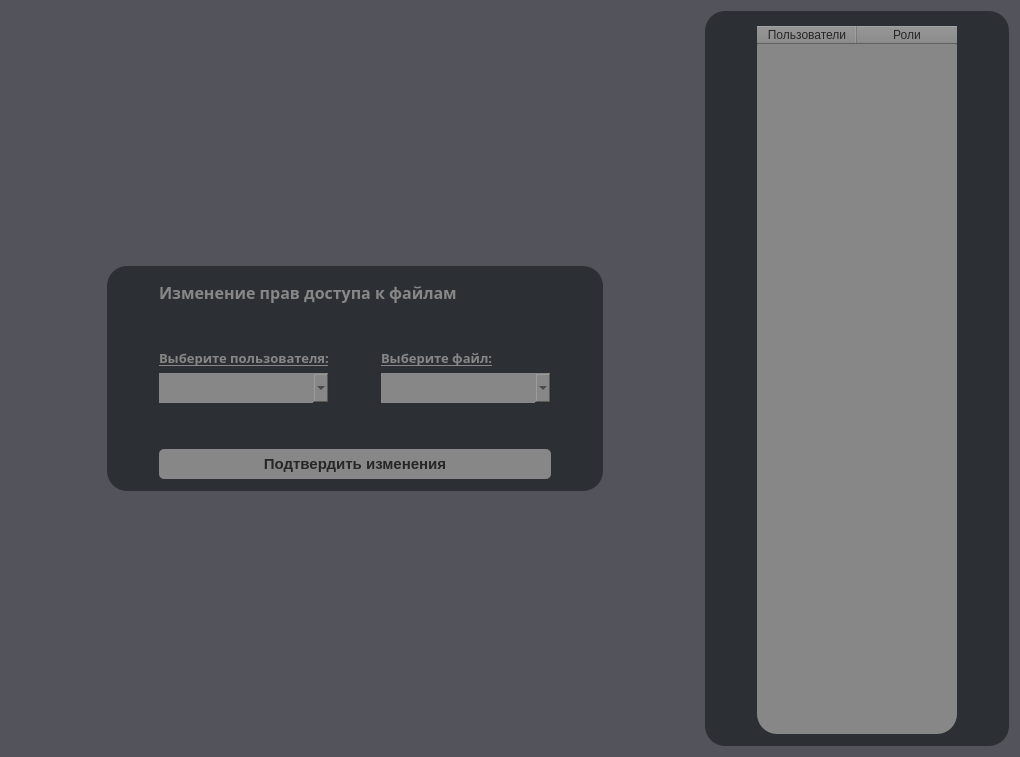
Above: moderpanel.ui from Proto999/authgui before the change. Below: the same form after it.
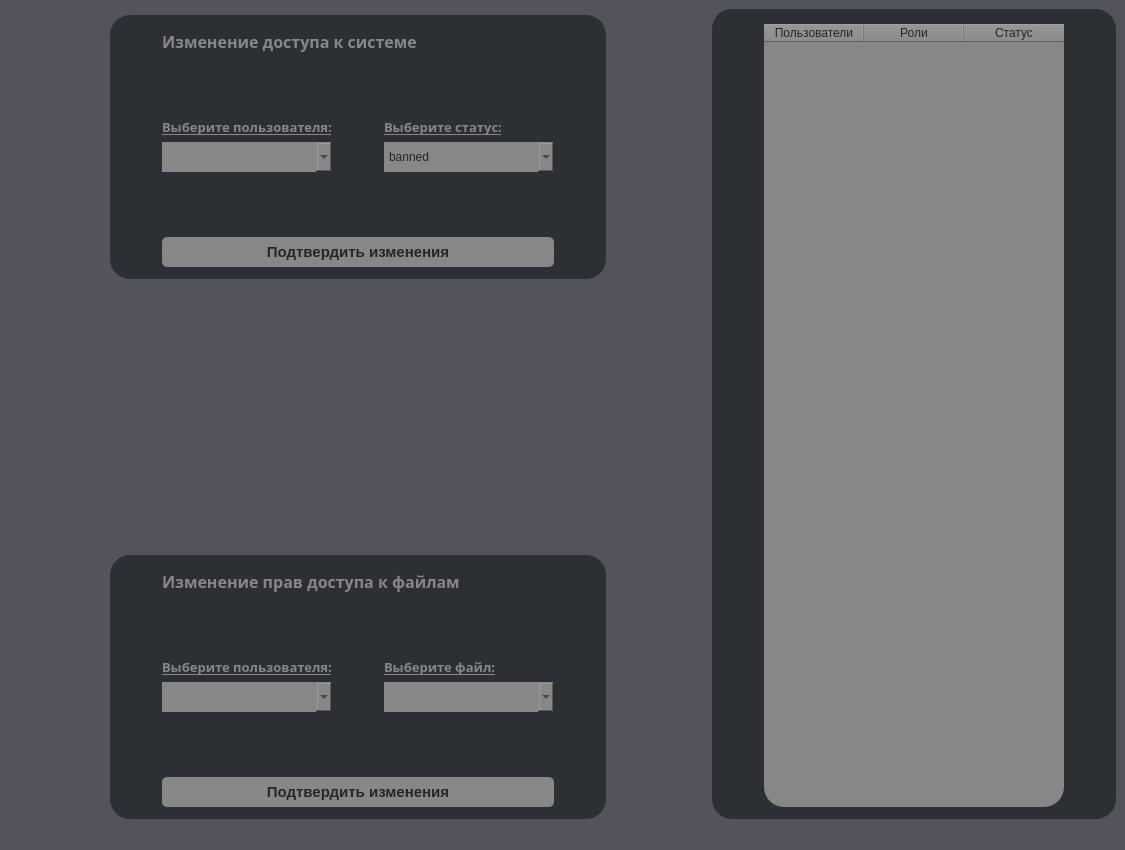
That is the form after the change.

Diff of the .ui file:
```diff
--- a/moderpanel.ui
+++ b/moderpanel.ui
@@ -1,367 +1,570 @@
 <?xml version="1.0" encoding="UTF-8"?>
 <ui version="4.0">
- <class>ModeratorPanelWidget</class>
- <widget class="QWidget" name="ModeratorPanelWidget">
+ <class>adminpanel1</class>
+ <widget class="QMainWindow" name="adminpanel1">
   <property name="geometry">
    <rect>
     <x>0</x>
     <y>0</y>
-    <width>1020</width>
-    <height>757</height>
+    <width>1125</width>
+    <height>850</height>
    </rect>
   </property>
-  <property name="minimumSize">
-   <size>
-    <width>0</width>
-    <height>700</height>
-   </size>
-  </property>
   <property name="windowTitle">
    <string>Панель модератора</string>
   </property>
   <property name="styleSheet">
    <string notr="true">background-color: rgb(83, 83, 92);</string>
   </property>
-  <layout class="QGridLayout" name="gridLayout">
-   <item row="0" column="1">
-    <spacer name="verticalSpacer_2">
-     <property name="orientation">
-      <enum>Qt::Vertical</enum>
-     </property>
-     <property name="sizeHint" stdset="0">
-      <size>
-       <width>20</width>
-       <height>40</height>
-      </size>
-     </property>
-    </spacer>
-   </item>
-   <item row="1" column="0">
-    <spacer name="horizontalSpacer_2">
-     <property name="orientation">
-      <enum>Qt::Horizontal</enum>
-     </property>
-     <property name="sizeHint" stdset="0">
-      <size>
-       <width>40</width>
-       <height>20</height>
-      </size>
-     </property>
-    </spacer>
-   </item>
-   <item row="0" column="3" rowspan="3">
-    <widget class="QGroupBox" name="groupBox">
-     <property name="minimumSize">
-      <size>
-       <width>260</width>
-       <height>300</height>
-      </size>
-     </property>
-     <property name="styleSheet">
-      <string notr="true">background-color: rgb(44, 47, 51);
+  <widget class="QWidget" name="centralwidget">
+   <layout class="QGridLayout" name="gridLayout_4">
+    <item row="1" column="1">
+     <widget class="QGroupBox" name="groupBox_3">
+      <property name="minimumSize">
+       <size>
+        <width>380</width>
+        <height>150</height>
+       </size>
+      </property>
+      <property name="styleSheet">
+       <string notr="true">background-color: rgb(44, 47, 51);
 color: rgb(255, 255, 255);
 border-radius: 20px;</string>
-     </property>
-     <property name="title">
-      <string/>
-     </property>
-     <layout class="QHBoxLayout" name="horizontalLayout">
-      <item>
-       <spacer name="horizontalSpacer_3">
-        <property name="orientation">
-         <enum>Qt::Horizontal</enum>
-        </property>
-        <property name="sizeHint" stdset="0">
-         <size>
-          <width>40</width>
-          <height>20</height>
-         </size>
-        </property>
-       </spacer>
-      </item>
-      <item>
-       <widget class="QTableWidget" name="tableWidget">
-        <property name="minimumSize">
-         <size>
-          <width>200</width>
-          <height>280</height>
-         </size>
-        </property>
-        <property name="maximumSize">
-         <size>
-          <width>200</width>
-          <height>16777215</height>
-         </size>
-        </property>
-        <property name="styleSheet">
-         <string notr="true">background-color: rgb(135, 135, 135);
-color: rgb(38, 38, 38);</string>
-        </property>
-        <column>
+      </property>
+      <property name="title">
+       <string/>
+      </property>
+      <layout class="QGridLayout" name="gridLayout_2">
+       <item row="2" column="1">
+        <widget class="QLabel" name="label_4">
+         <property name="font">
+          <font>
+           <family>gg sans</family>
+           <pointsize>10</pointsize>
+           <bold>true</bold>
+           <underline>true</underline>
+          </font>
+         </property>
+         <property name="styleSheet">
+          <string notr="true">background-color: rgb(44, 47, 51);
+color: rgb(135, 135, 135);
+border-radius: 5px;</string>
+         </property>
          <property name="text">
-          <string>Пользователи</string>
+          <string>Выберите пользователя:</string>
          </property>
-        </column>
-        <column>
+        </widget>
+       </item>
+       <item row="2" column="3">
+        <widget class="QLabel" name="label_6">
+         <property name="font">
+          <font>
+           <family>gg sans</family>
+           <pointsize>10</pointsize>
+           <bold>true</bold>
+           <underline>true</underline>
+          </font>
+         </property>
+         <property name="styleSheet">
+          <string notr="true">background-color: rgb(44, 47, 51);
+color: rgb(135, 135, 135);
+border-radius: 5px;</string>
+         </property>
          <property name="text">
-          <string>Роли</string>
+          <string>Выберите статус:</string>
          </property>
-        </column>
-       </widget>
-      </item>
-      <item>
-       <spacer name="horizontalSpacer_4">
-        <property name="orientation">
-         <enum>Qt::Horizontal</enum>
-        </property>
-        <property name="sizeHint" stdset="0">
-         <size>
-          <width>40</width>
-          <height>20</height>
-         </size>
-        </property>
-       </spacer>
-      </item>
-     </layout>
-    </widget>
-   </item>
-   <item row="2" column="1">
-    <spacer name="verticalSpacer">
-     <property name="orientation">
-      <enum>Qt::Vertical</enum>
-     </property>
-     <property name="sizeHint" stdset="0">
-      <size>
-       <width>20</width>
-       <height>40</height>
-      </size>
-     </property>
-    </spacer>
-   </item>
-   <item row="1" column="1">
-    <widget class="QGroupBox" name="groupBox_3">
-     <property name="minimumSize">
-      <size>
-       <width>380</width>
-       <height>150</height>
-      </size>
-     </property>
-     <property name="maximumSize">
-      <size>
-       <width>543</width>
-       <height>225</height>
-      </size>
-     </property>
-     <property name="styleSheet">
-      <string notr="true">background-color: rgb(44, 47, 51);
-color: rgb(255, 255, 255);
-border-radius: 20px;</string>
-     </property>
-     <property name="title">
-      <string/>
-     </property>
-     <layout class="QGridLayout" name="gridLayout_2">
-      <item row="3" column="2">
-       <spacer name="horizontalSpacer_15">
-        <property name="orientation">
-         <enum>Qt::Horizontal</enum>
-        </property>
-        <property name="sizeHint" stdset="0">
-         <size>
-          <width>40</width>
-          <height>20</height>
-         </size>
-        </property>
-       </spacer>
-      </item>
-      <item row="3" column="1">
-       <widget class="QComboBox" name="comboBox_3">
-        <property name="minimumSize">
-         <size>
-          <width>170</width>
-          <height>30</height>
-         </size>
-        </property>
-        <property name="styleSheet">
-         <string notr="true">background-color: rgb(135, 135, 135);
+        </widget>
+       </item>
+       <item row="5" column="1" colspan="3">
+        <widget class="QPushButton" name="pushButton_2">
+         <property name="minimumSize">
+          <size>
+           <width>250</width>
+           <height>30</height>
+          </size>
+         </property>
+         <property name="font">
+          <font>
+           <pointsize>11</pointsize>
+           <bold>true</bold>
+          </font>
+         </property>
+         <property name="styleSheet">
+          <string notr="true">background-color: rgb(135, 135, 135);
 color: rgb(38, 38, 38);
-font: 700 10pt &quot;gg sans&quot;;</string>
-        </property>
-       </widget>
-      </item>
-      <item row="4" column="1">
-       <spacer name="verticalSpacer_4">
-        <property name="orientation">
-         <enum>Qt::Vertical</enum>
-        </property>
-        <property name="sizeHint" stdset="0">
-         <size>
-          <width>20</width>
-          <height>40</height>
-         </size>
-        </property>
-       </spacer>
-      </item>
-      <item row="5" column="1" colspan="3">
-       <widget class="QPushButton" name="pushButton_2">
-        <property name="minimumSize">
-         <size>
-          <width>250</width>
-          <height>30</height>
-         </size>
-        </property>
-        <property name="font">
-         <font>
-          <pointsize>11</pointsize>
-          <bold>true</bold>
-         </font>
-        </property>
-        <property name="styleSheet">
-         <string notr="true">background-color: rgb(135, 135, 135);
-color: rgb(38, 38, 38);
 border-radius: 5px;</string>
-        </property>
-        <property name="text">
-         <string>Подтвердить изменения</string>
-        </property>
-       </widget>
-      </item>
-      <item row="3" column="0">
-       <spacer name="horizontalSpacer_13">
-        <property name="orientation">
-         <enum>Qt::Horizontal</enum>
-        </property>
-        <property name="sizeHint" stdset="0">
-         <size>
-          <width>40</width>
-          <height>20</height>
-         </size>
-        </property>
-       </spacer>
-      </item>
-      <item row="2" column="1">
-       <widget class="QLabel" name="label_4">
-        <property name="font">
-         <font>
-          <family>gg sans</family>
-          <pointsize>10</pointsize>
-          <bold>true</bold>
-          <underline>true</underline>
-         </font>
-        </property>
-        <property name="styleSheet">
-         <string notr="true">background-color: rgb(44, 47, 51);
+         </property>
+         <property name="text">
+          <string>Подтвердить изменения</string>
+         </property>
+        </widget>
+       </item>
+       <item row="0" column="1" colspan="3">
+        <widget class="QLabel" name="label_2">
+         <property name="minimumSize">
+          <size>
+           <width>290</width>
+           <height>20</height>
+          </size>
+         </property>
+         <property name="font">
+          <font>
+           <family>gg sans</family>
+           <pointsize>12</pointsize>
+           <bold>true</bold>
+          </font>
+         </property>
+         <property name="styleSheet">
+          <string notr="true">background-color: rgb(44, 47, 51);
 color: rgb(135, 135, 135);
 border-radius: 5px;</string>
-        </property>
-        <property name="text">
-         <string>Выберите пользователя:</string>
-        </property>
-       </widget>
-      </item>
-      <item row="3" column="3">
-       <widget class="QComboBox" name="comboBox_4">
-        <property name="minimumSize">
-         <size>
-          <width>170</width>
-          <height>30</height>
-         </size>
-        </property>
-        <property name="styleSheet">
-         <string notr="true">background-color: rgb(135, 135, 135);
+         </property>
+         <property name="text">
+          <string>Изменение доступа к системе </string>
+         </property>
+        </widget>
+       </item>
+       <item row="3" column="4">
+        <spacer name="horizontalSpacer_14">
+         <property name="orientation">
+          <enum>Qt::Horizontal</enum>
+         </property>
+         <property name="sizeHint" stdset="0">
+          <size>
+           <width>40</width>
+           <height>20</height>
+          </size>
+         </property>
+        </spacer>
+       </item>
+       <item row="4" column="1">
+        <spacer name="verticalSpacer_4">
+         <property name="orientation">
+          <enum>Qt::Vertical</enum>
+         </property>
+         <property name="sizeHint" stdset="0">
+          <size>
+           <width>20</width>
+           <height>40</height>
+          </size>
+         </property>
+        </spacer>
+       </item>
+       <item row="3" column="1">
+        <widget class="QComboBox" name="comboBox_3">
+         <property name="minimumSize">
+          <size>
+           <width>170</width>
+           <height>30</height>
+          </size>
+         </property>
+         <property name="styleSheet">
+          <string notr="true">background-color: rgb(135, 135, 135);
+color: rgb(38, 38, 38);
+font: 700 10pt &quot;gg sans&quot;;</string>
+         </property>
+        </widget>
+       </item>
+       <item row="3" column="0">
+        <spacer name="horizontalSpacer_13">
+         <property name="orientation">
+          <enum>Qt::Horizontal</enum>
+         </property>
+         <property name="sizeHint" stdset="0">
+          <size>
+           <width>40</width>
+           <height>20</height>
+          </size>
+         </property>
+        </spacer>
+       </item>
+       <item row="1" column="1">
+        <spacer name="verticalSpacer_3">
+         <property name="orientation">
+          <enum>Qt::Vertical</enum>
+         </property>
+         <property name="sizeHint" stdset="0">
+          <size>
+           <width>20</width>
+           <height>40</height>
+          </size>
+         </property>
+        </spacer>
+       </item>
+       <item row="3" column="3">
+        <widget class="QComboBox" name="comboBox_4">
+         <property name="minimumSize">
+          <size>
+           <width>170</width>
+           <height>30</height>
+          </size>
+         </property>
+         <property name="styleSheet">
+          <string notr="true">background-color: rgb(135, 135, 135);
 font: 700 10pt &quot;gg sans&quot;;
 color: rgb(38, 38, 38);</string>
-        </property>
-       </widget>
-      </item>
-      <item row="1" column="1">
-       <spacer name="verticalSpacer_3">
-        <property name="orientation">
-         <enum>Qt::Vertical</enum>
-        </property>
-        <property name="sizeHint" stdset="0">
-         <size>
-          <width>20</width>
-          <height>40</height>
-         </size>
-        </property>
-       </spacer>
-      </item>
-      <item row="3" column="4">
-       <spacer name="horizontalSpacer_14">
-        <property name="orientation">
-         <enum>Qt::Horizontal</enum>
-        </property>
-        <property name="sizeHint" stdset="0">
-         <size>
-          <width>40</width>
-          <height>20</height>
-         </size>
-        </property>
-       </spacer>
-      </item>
-      <item row="2" column="3">
-       <widget class="QLabel" name="label_6">
-        <property name="font">
-         <font>
-          <family>gg sans</family>
-          <pointsize>10</pointsize>
-          <bold>true</bold>
-          <underline>true</underline>
-         </font>
-        </property>
-        <property name="styleSheet">
-         <string notr="true">background-color: rgb(44, 47, 51);
+         </property>
+         <item>
+          <property name="text">
+           <string>banned</string>
+          </property>
+         </item>
+         <item>
+          <property name="text">
+           <string>active</string>
+          </property>
+         </item>
+        </widget>
+       </item>
+       <item row="3" column="2">
+        <spacer name="horizontalSpacer_15">
+         <property name="orientation">
+          <enum>Qt::Horizontal</enum>
+         </property>
+         <property name="sizeHint" stdset="0">
+          <size>
+           <width>40</width>
+           <height>20</height>
+          </size>
+         </property>
+        </spacer>
+       </item>
+      </layout>
+     </widget>
+    </item>
+    <item row="1" column="0">
+     <spacer name="horizontalSpacer">
+      <property name="orientation">
+       <enum>Qt::Horizontal</enum>
+      </property>
+      <property name="sizeHint" stdset="0">
+       <size>
+        <width>40</width>
+        <height>20</height>
+       </size>
+      </property>
+     </spacer>
+    </item>
+    <item row="1" column="2">
+     <spacer name="horizontalSpacer_2">
+      <property name="orientation">
+       <enum>Qt::Horizontal</enum>
+      </property>
+      <property name="sizeHint" stdset="0">
+       <size>
+        <width>40</width>
+        <height>20</height>
+       </size>
+      </property>
+     </spacer>
+    </item>
+    <item row="3" column="1">
+     <widget class="QGroupBox" name="groupBox_4">
+      <property name="minimumSize">
+       <size>
+        <width>380</width>
+        <height>150</height>
+       </size>
+      </property>
+      <property name="styleSheet">
+       <string notr="true">background-color: rgb(44, 47, 51);
+color: rgb(255, 255, 255);
+border-radius: 20px;</string>
+      </property>
+      <property name="title">
+       <string/>
+      </property>
+      <layout class="QGridLayout" name="gridLayout_3">
+       <item row="2" column="1">
+        <widget class="QLabel" name="label_7">
+         <property name="font">
+          <font>
+           <family>gg sans</family>
+           <pointsize>10</pointsize>
+           <bold>true</bold>
+           <underline>true</underline>
+          </font>
+         </property>
+         <property name="styleSheet">
+          <string notr="true">background-color: rgb(44, 47, 51);
 color: rgb(135, 135, 135);
 border-radius: 5px;</string>
-        </property>
-        <property name="text">
-         <string>Выберите файл:</string>
-        </property>
-       </widget>
-      </item>
-      <item row="0" column="1" colspan="3">
-       <widget class="QLabel" name="label_2">
-        <property name="minimumSize">
-         <size>
-          <width>290</width>
-          <height>20</height>
-         </size>
-        </property>
-        <property name="font">
-         <font>
-          <family>gg sans</family>
-          <pointsize>12</pointsize>
-          <bold>true</bold>
-         </font>
-        </property>
-        <property name="styleSheet">
-         <string notr="true">background-color: rgb(44, 47, 51);
+         </property>
+         <property name="text">
+          <string>Выберите пользователя:</string>
+         </property>
+        </widget>
+       </item>
+       <item row="2" column="3">
+        <widget class="QLabel" name="label_8">
+         <property name="font">
+          <font>
+           <family>gg sans</family>
+           <pointsize>10</pointsize>
+           <bold>true</bold>
+           <underline>true</underline>
+          </font>
+         </property>
+         <property name="styleSheet">
+          <string notr="true">background-color: rgb(44, 47, 51);
 color: rgb(135, 135, 135);
 border-radius: 5px;</string>
-        </property>
-        <property name="text">
-         <string>Изменение прав доступа к файлам</string>
-        </property>
-       </widget>
-      </item>
-     </layout>
-    </widget>
-   </item>
-   <item row="1" column="2">
-    <spacer name="horizontalSpacer">
-     <property name="orientation">
-      <enum>Qt::Horizontal</enum>
-     </property>
-     <property name="sizeHint" stdset="0">
-      <size>
-       <width>40</width>
-       <height>20</height>
-      </size>
-     </property>
-    </spacer>
-   </item>
-  </layout>
+         </property>
+         <property name="text">
+          <string>Выберите файл:</string>
+         </property>
+        </widget>
+       </item>
+       <item row="5" column="1" colspan="3">
+        <widget class="QPushButton" name="pushButton_3">
+         <property name="minimumSize">
+          <size>
+           <width>250</width>
+           <height>30</height>
+          </size>
+         </property>
+         <property name="font">
+          <font>
+           <pointsize>11</pointsize>
+           <bold>true</bold>
+          </font>
+         </property>
+         <property name="styleSheet">
+          <string notr="true">background-color: rgb(135, 135, 135);
+color: rgb(38, 38, 38);
+border-radius: 5px;</string>
+         </property>
+         <property name="text">
+          <string>Подтвердить изменения</string>
+         </property>
+        </widget>
+       </item>
+       <item row="3" column="4">
+        <spacer name="horizontalSpacer_16">
+         <property name="orientation">
+          <enum>Qt::Horizontal</enum>
+         </property>
+         <property name="sizeHint" stdset="0">
+          <size>
+           <width>40</width>
+           <height>20</height>
+          </size>
+         </property>
+        </spacer>
+       </item>
+       <item row="4" column="1">
+        <spacer name="verticalSpacer_6">
+         <property name="orientation">
+          <enum>Qt::Vertical</enum>
+         </property>
+         <property name="sizeHint" stdset="0">
+          <size>
+           <width>20</width>
+           <height>40</height>
+          </size>
+         </property>
+        </spacer>
+       </item>
+       <item row="3" column="1">
+        <widget class="QComboBox" name="comboBox_5">
+         <property name="minimumSize">
+          <size>
+           <width>170</width>
+           <height>30</height>
+          </size>
+         </property>
+         <property name="styleSheet">
+          <string notr="true">background-color: rgb(135, 135, 135);
+color: rgb(38, 38, 38);
+font: 700 10pt &quot;gg sans&quot;;</string>
+         </property>
+        </widget>
+       </item>
+       <item row="3" column="0">
+        <spacer name="horizontalSpacer_17">
+         <property name="orientation">
+          <enum>Qt::Horizontal</enum>
+         </property>
+         <property name="sizeHint" stdset="0">
+          <size>
+           <width>40</width>
+           <height>20</height>
+          </size>
+         </property>
+        </spacer>
+       </item>
+       <item row="1" column="1">
+        <spacer name="verticalSpacer_7">
+         <property name="orientation">
+          <enum>Qt::Vertical</enum>
+         </property>
+         <property name="sizeHint" stdset="0">
+          <size>
+           <width>20</width>
+           <height>40</height>
+          </size>
+         </property>
+        </spacer>
+       </item>
+       <item row="3" column="3">
+        <widget class="QComboBox" name="comboBox_6">
+         <property name="minimumSize">
+          <size>
+           <width>170</width>
+           <height>30</height>
+          </size>
+         </property>
+         <property name="styleSheet">
+          <string notr="true">background-color: rgb(135, 135, 135);
+font: 700 10pt &quot;gg sans&quot;;
+color: rgb(38, 38, 38);</string>
+         </property>
+        </widget>
+       </item>
+       <item row="3" column="2">
+        <spacer name="horizontalSpacer_20">
+         <property name="orientation">
+          <enum>Qt::Horizontal</enum>
+         </property>
+         <property name="sizeHint" stdset="0">
+          <size>
+           <width>40</width>
+           <height>20</height>
+          </size>
+         </property>
+        </spacer>
+       </item>
+       <item row="0" column="1" colspan="3">
+        <widget class="QLabel" name="label_9">
+         <property name="minimumSize">
+          <size>
+           <width>290</width>
+           <height>20</height>
+          </size>
+         </property>
+         <property name="font">
+          <font>
+           <family>gg sans</family>
+           <pointsize>12</pointsize>
+           <bold>true</bold>
+          </font>
+         </property>
+         <property name="styleSheet">
+          <string notr="true">background-color: rgb(44, 47, 51);
+color: rgb(135, 135, 135);
+border-radius: 5px;</string>
+         </property>
+         <property name="text">
+          <string>Изменение прав доступа к файлам</string>
+         </property>
+        </widget>
+       </item>
+      </layout>
+     </widget>
+    </item>
+    <item row="2" column="1">
+     <spacer name="verticalSpacer_8">
+      <property name="orientation">
+       <enum>Qt::Vertical</enum>
+      </property>
+      <property name="sizeHint" stdset="0">
+       <size>
+        <width>20</width>
+        <height>40</height>
+       </size>
+      </property>
+     </spacer>
+    </item>
+    <item row="0" column="3" rowspan="4">
+     <widget class="QGroupBox" name="groupBox">
+      <property name="minimumSize">
+       <size>
+        <width>317</width>
+        <height>300</height>
+       </size>
+      </property>
+      <property name="styleSheet">
+       <string notr="true">background-color: rgb(44, 47, 51);
+color: rgb(255, 255, 255);
+border-radius: 20px;</string>
+      </property>
+      <property name="title">
+       <string/>
+      </property>
+      <layout class="QHBoxLayout" name="horizontalLayout">
+       <item>
+        <spacer name="horizontalSpacer_18">
+         <property name="orientation">
+          <enum>Qt::Horizontal</enum>
+         </property>
+         <property name="sizeHint" stdset="0">
+          <size>
+           <width>40</width>
+           <height>20</height>
+          </size>
+         </property>
+        </spacer>
+       </item>
+       <item>
+        <widget class="QTableWidget" name="tableWidget">
+         <property name="minimumSize">
+          <size>
+           <width>300</width>
+           <height>280</height>
+          </size>
+         </property>
+         <property name="maximumSize">
+          <size>
+           <width>200</width>
+           <height>16777215</height>
+          </size>
+         </property>
+         <property name="styleSheet">
+          <string notr="true">background-color: rgb(135, 135, 135);
+color: rgb(38, 38, 38);</string>
+         </property>
+         <column>
+          <property name="text">
+           <string>Пользователи</string>
+          </property>
+          <property name="font">
+           <font>
+            <family>Segoe UI</family>
+            <bold>false</bold>
+           </font>
+          </property>
+         </column>
+         <column>
+          <property name="text">
+           <string>Роли</string>
+          </property>
+         </column>
+         <column>
+          <property name="text">
+           <string>Статус</string>
+          </property>
+         </column>
+        </widget>
+       </item>
+       <item>
+        <spacer name="horizontalSpacer_19">
+         <property name="orientation">
+          <enum>Qt::Horizontal</enum>
+         </property>
+         <property name="sizeHint" stdset="0">
+          <size>
+           <width>40</width>
+           <height>20</height>
+          </size>
+         </property>
+        </spacer>
+       </item>
+      </layout>
+     </widget>
+    </item>
+   </layout>
+  </widget>
+  <widget class="QStatusBar" name="statusbar"/>
  </widget>
  <resources/>
  <connections/>
```
Left out of the diff: 2 changed lines with no effect on the pictures.
